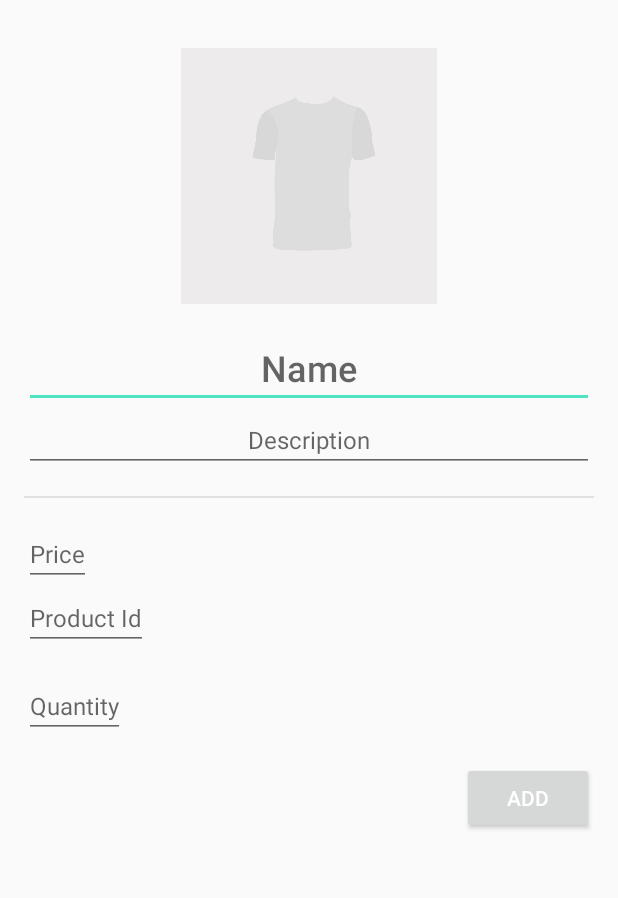
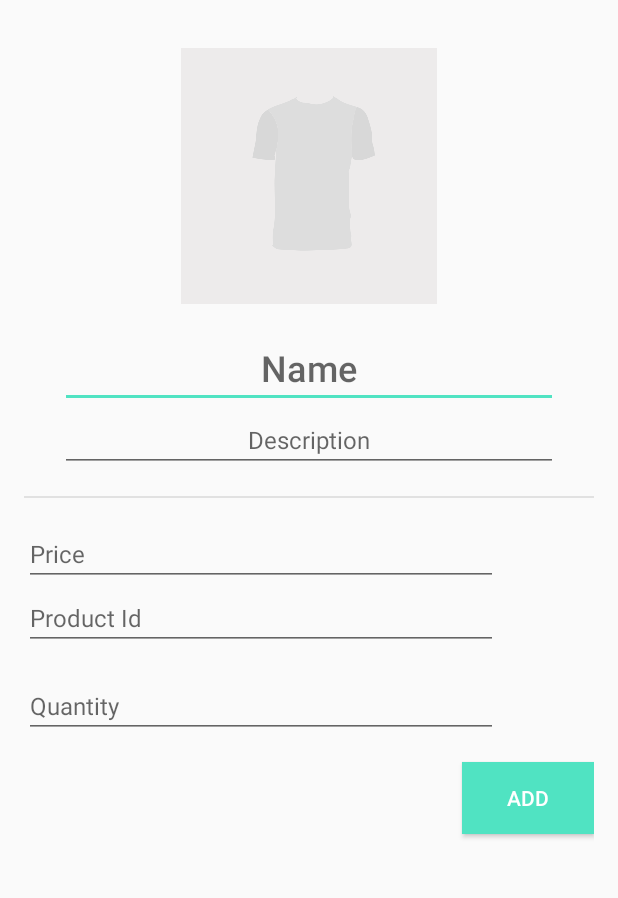
Before and after one commit to enyciaa/SmallgosShopkeeper, an Android app: the AddItemActivity screen opened directly, with no data from a screen before it, on a phone screen of 412 x 824 dp, the part 84-982 px from its top. Run offline under Robolectric (Android 15) with nearby library versions, the phone set to English and light mode, and no system bars; our stand-ins replace ButterKnife, data binding; libraries missing offline, so code that uses them is left out: rx.android.schedulers, rx.schedulers.

```diff
--- a/app/src/main/AndroidManifest.xml
+++ b/app/src/main/AndroidManifest.xml
@@ -3,6 +3,7 @@
     package="smallgos.intuithack.com.smallgos">
 
     <uses-permission android:name="android.permission.INTERNET"/>
+    <uses-permission android:name="android.permission.READ_EXTERNAL_STORAGE"/>
 
     <application
         android:name=".SmallgosApplication"
--- a/app/src/main/res/layout/activity_add_item.xml
+++ b/app/src/main/res/layout/activity_add_item.xml
@@ -41,6 +41,8 @@
                 android:id="@+id/itemName"
                 android:layout_width="match_parent"
                 android:layout_height="wrap_content"
+                android:layout_marginLeft="@dimen/grid_24"
+                android:layout_marginRight="@dimen/grid_24"
                 android:gravity="center_horizontal"
                 android:hint="@string/item_name_hint"
                 android:textAppearance="@style/SmallgosTextTitle"
@@ -50,6 +52,8 @@
                 android:id="@+id/itemDescription"
                 android:layout_width="match_parent"
                 android:layout_height="wrap_content"
+                android:layout_marginLeft="@dimen/grid_24"
+                android:layout_marginRight="@dimen/grid_24"
                 android:gravity="center_horizontal"
                 android:hint="@string/item_name_description"
                 android:textAppearance="@style/SmallgosTextSubtitle"
@@ -65,8 +69,9 @@
 
             <EditText
                 android:id="@+id/itemPrice"
-                android:layout_width="wrap_content"
+                android:layout_width="match_parent"
                 android:layout_height="wrap_content"
+                android:layout_marginRight="@dimen/grid_64"
                 android:layout_gravity="left"
                 android:hint="@string/item_name_price"
                 android:textAppearance="@style/SmallgosTextSubtitle"
@@ -74,8 +79,9 @@
 
             <EditText
                 android:id="@+id/itemProductId"
-                android:layout_width="wrap_content"
+                android:layout_width="match_parent"
                 android:layout_height="wrap_content"
+                android:layout_marginRight="@dimen/grid_64"
                 android:layout_marginBottom="@dimen/grid_16"
                 android:layout_gravity="left"
                 android:hint="@string/item_product_id_hint"
@@ -84,8 +90,9 @@
 
             <EditText
                 android:id="@+id/itemQuantity"
-                android:layout_width="wrap_content"
+                android:layout_width="match_parent"
                 android:layout_height="wrap_content"
+                android:layout_marginRight="@dimen/grid_64"
                 android:layout_gravity="left"
                 android:layout_marginBottom="@dimen/grid_16"
                 android:hint="@string/item_name_quantity"
@@ -96,6 +103,7 @@
                 android:id="@+id/itemAddButton"
                 android:layout_width="wrap_content"
                 android:layout_height="wrap_content"
+                android:background="@color/colorPrimary"
                 android:layout_gravity="right"
                 android:text="@string/inventory_item_add_button"/>
 
```
Also changed, not shown: app/src/main/java/smallgos/intuithack/com/smallgos/AddItemActivity.java (+32 -0 lines).
